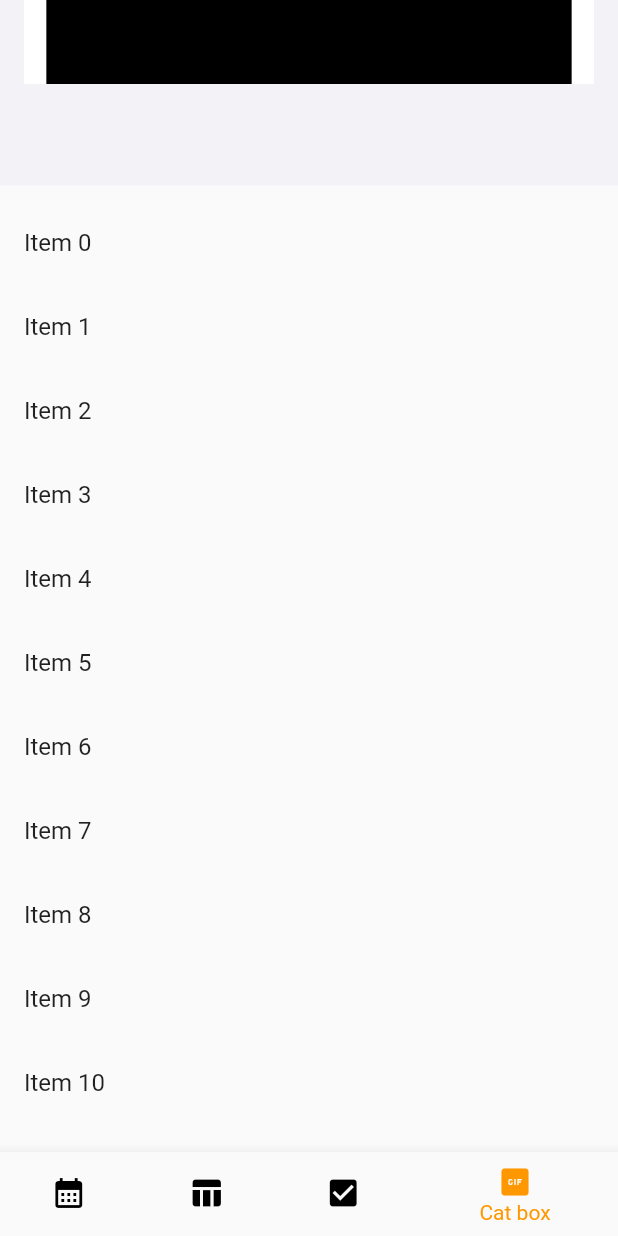
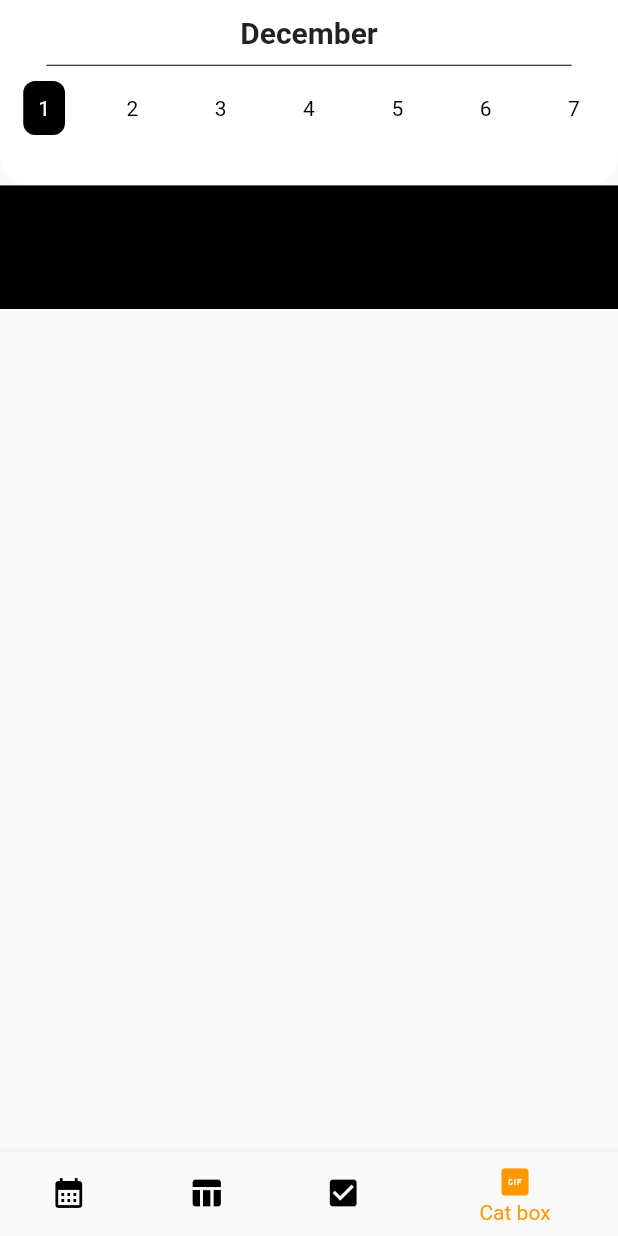
Before and after one commit to gunho30811/UNIPUS, a Flutter app: the screen it shows after launch, item 4 of the bottom bar chosen, on a phone screen of 412 x 824 dp. Run offline on Flutter 3.47's test engine with Material 2 defaults, Android fonts, the light colour scheme and no system bars; our stand-ins replace firebase_auth, firebase_core, flutter_login; accounts and stored records are empty.

Commit message:
mylisthome 수정
오류 수정

```diff
--- a/lib/src/ui/my_list/my_list_home.dart
+++ b/lib/src/ui/my_list/my_list_home.dart
@@ -67,15 +67,10 @@ class _MyListHomeState extends State<MyListHome> {
     final screenWidth = MediaQuery.of(context).size.width;
     return SafeArea(
       child: Scaffold(
-        body: CustomScrollView(
-          slivers: <Widget>[
-            SliverAppBar(
-              backgroundColor: Color(0xffF2F2F7), // 배경 색상 설정
-              floating: true, // SliverAppBar를 floating 모드로 설정
-              pinned: false,
-              snap: false,
-              expandedHeight: screenHeight * 0.15,
-              title: Container(
+        body: Column(
+          children: [
+            Container(
+              height: screenHeight * 0.15,
               width: double.infinity,
               decoration: BoxDecoration(
                 color: Colors.white,
@@ -89,18 +84,18 @@ class _MyListHomeState extends State<MyListHome> {
                   SizedBox(height: 10),
                   Text(
                     Month,
-                      style:
-                          TextStyle(fontSize: 20, fontWeight: FontWeight.bold),
+                    style: TextStyle(fontSize: 20, fontWeight: FontWeight.bold),
                   ),
                   SizedBox(height: 10),
-                    Container(
+                  SizedBox(
+                    width: screenWidth * 0.85,
+                    child: Divider(
+                      height: 1,
                       color: Colors.black,
-                      height: screenHeight * 1.5,
-                      width: screenWidth * 0.85,
+                    ),
                   ),
                   SizedBox(height: 10),
-                    Container(
-                      child: Row(
+                  Row(
                     mainAxisAlignment: MainAxisAlignment.spaceAround,
                     children: [
                       ...List.generate(
@@ -113,23 +108,12 @@ class _MyListHomeState extends State<MyListHome> {
                       ),
                     ],
                   ),
-                    ),
                 ],
               ),
             ),
-            ),
-            SliverPadding(
-              padding: EdgeInsets.only(top: 10, bottom: 20),
-              sliver: SliverList(
-                delegate: SliverChildBuilderDelegate(
-                  (BuildContext context, int index) {
-                    return ListTile(
-                      title: Text('Item $index'),
-                    );
-                  },
-                  childCount: 100,
-                ),
-              ),
+            Container(
+              color: Colors.black,
+              height: screenHeight * 0.1,
             ),
           ],
         ),
```
Lines whose indentation alone changed are shown as unchanged.
